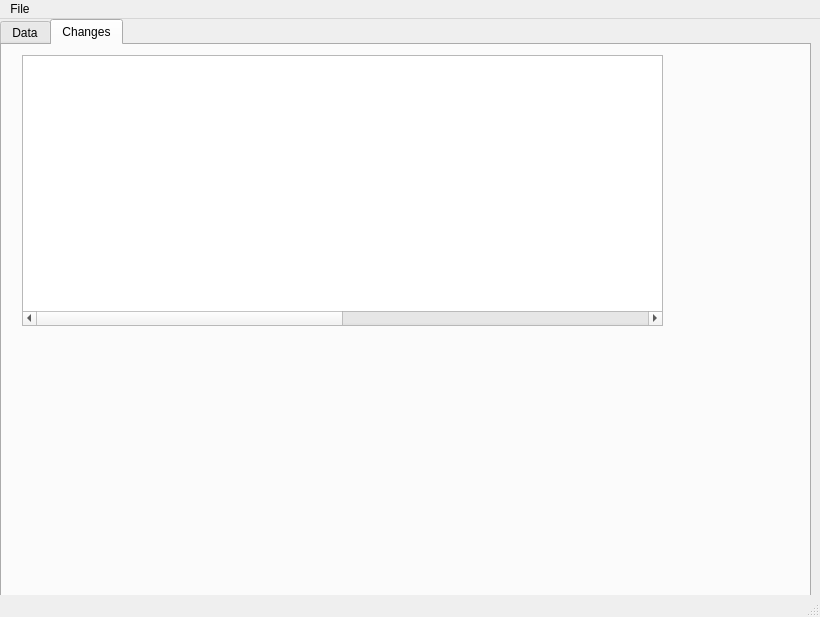
Qt form gui/main_window.ui (Keisa432/UBD_tool) before a commit.
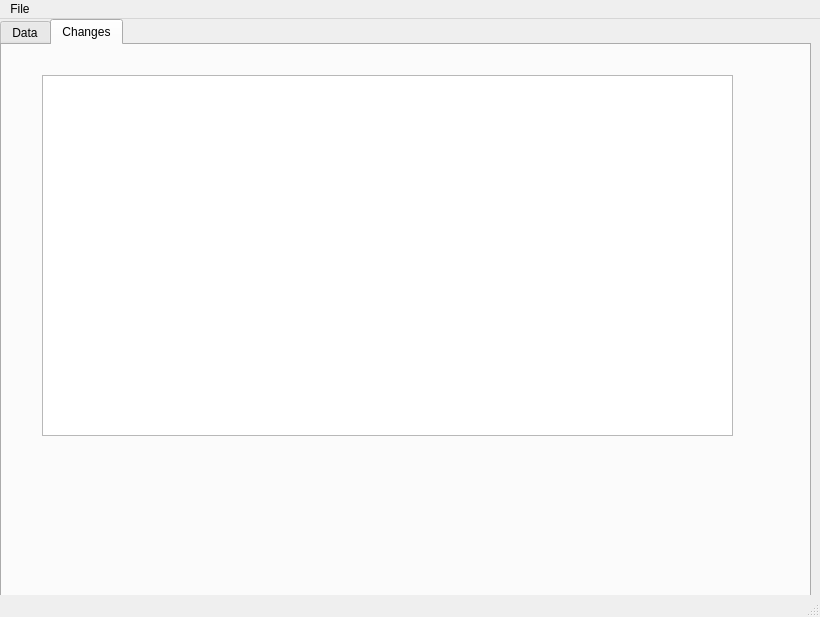
The same form after that commit. The open tabs and pages were chosen to show the change. Icons and pictures are not drawn.

Commit message: MOD: display changes in changes tab

What changed in the file:
```diff
--- a/gui/main_window.ui
+++ b/gui/main_window.ui
@@ -140,66 +140,15 @@
      <attribute name="title">
       <string>Changes</string>
      </attribute>
-     <widget class="QTableWidget" name="changeTableWidget">
+     <widget class="QListWidget" name="changeListWidget">
       <property name="geometry">
        <rect>
-        <x>20</x>
-        <y>10</y>
-        <width>641</width>
-        <height>271</height>
+        <x>40</x>
+        <y>30</y>
+        <width>691</width>
+        <height>361</height>
        </rect>
       </property>
-      <property name="columnCount">
-       <number>12</number>
-      </property>
-      <attribute name="horizontalHeaderVisible">
-       <bool>false</bool>
-      </attribute>
-      <attribute name="horizontalHeaderShowSortIndicator" stdset="0">
-       <bool>false</bool>
-      </attribute>
-      <attribute name="horizontalHeaderStretchLastSection">
-       <bool>true</bool>
-      </attribute>
-      <attribute name="verticalHeaderVisible">
-       <bool>false</bool>
-      </attribute>
-      <column>
-       <property name="text">
-        <string>Material</string>
-       </property>
-      </column>
-      <column>
-       <property name="text">
-        <string>Material Desc</string>
-       </property>
-      </column>
-      <column>
-       <property name="text">
-        <string>Unrestr.</string>
-       </property>
-      </column>
-      <column>
-       <property name="text">
-        <string>Batch</string>
-       </property>
-      </column>
-      <column>
-       <property name="text">
-        <string>SLoc</string>
-       </property>
-      </column>
-      <column>
-       <property name="text">
-        <string>SLoc new</string>
-       </property>
-      </column>
-      <column/>
-      <column/>
-      <column/>
-      <column/>
-      <column/>
-      <column/>
      </widget>
     </widget>
    </widget>
```
Left out of the diff: 2 changed lines with no effect on the pictures. The commit also changes 4 other files.
